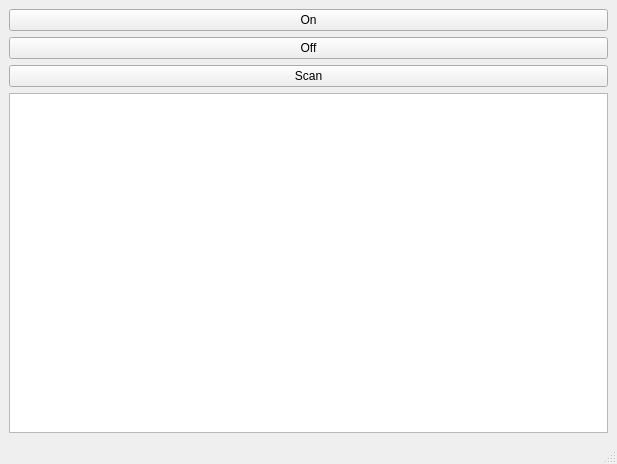
This is App/LEDControll/MainWindow.ui in lancedelgardo/LEDOcta as Qt 5 draws it before an edit. The edited form follows.
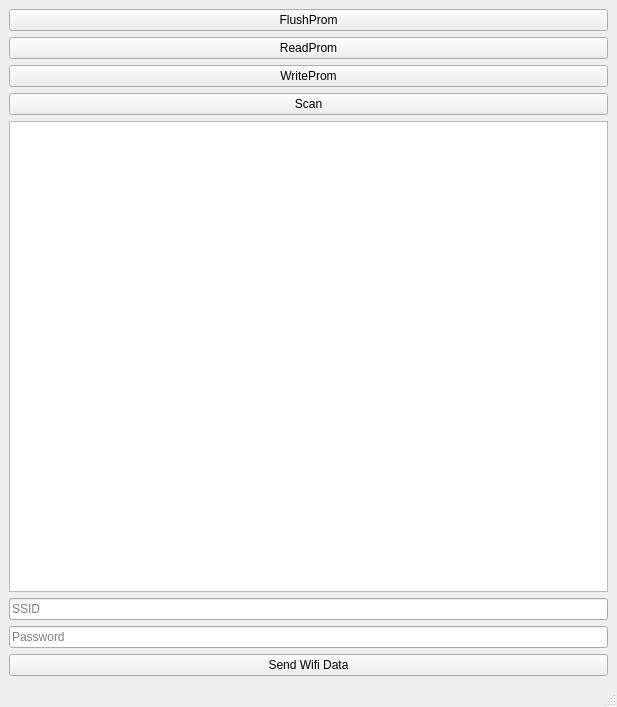
This is the edited form.

Patch:
```diff
--- a/App/LEDControll/MainWindow.ui
+++ b/App/LEDControll/MainWindow.ui
@@ -7,7 +7,7 @@
     <x>0</x>
     <y>0</y>
     <width>617</width>
-    <height>464</height>
+    <height>707</height>
    </rect>
   </property>
   <property name="windowTitle">
@@ -18,14 +18,21 @@
     <item>
      <widget class="QPushButton" name="onPB">
       <property name="text">
-       <string>On</string>
+       <string>FlushProm</string>
       </property>
      </widget>
     </item>
     <item>
      <widget class="QPushButton" name="offPB">
       <property name="text">
-       <string>Off</string>
+       <string>ReadProm</string>
+      </property>
+     </widget>
+    </item>
+    <item>
+     <widget class="QPushButton" name="pushButton">
+      <property name="text">
+       <string>WriteProm</string>
       </property>
      </widget>
     </item>
@@ -39,6 +46,27 @@
     <item>
      <widget class="QListView" name="listView"/>
     </item>
+    <item>
+     <widget class="QLineEdit" name="ssidLineEdit">
+      <property name="placeholderText">
+       <string>SSID</string>
+      </property>
+     </widget>
+    </item>
+    <item>
+     <widget class="QLineEdit" name="passwordLineEdit">
+      <property name="placeholderText">
+       <string>Password</string>
+      </property>
+     </widget>
+    </item>
+    <item>
+     <widget class="QPushButton" name="sendWifiPushButton">
+      <property name="text">
+       <string>Send Wifi Data</string>
+      </property>
+     </widget>
+    </item>
    </layout>
   </widget>
   <widget class="QMenuBar" name="menubar">
```
